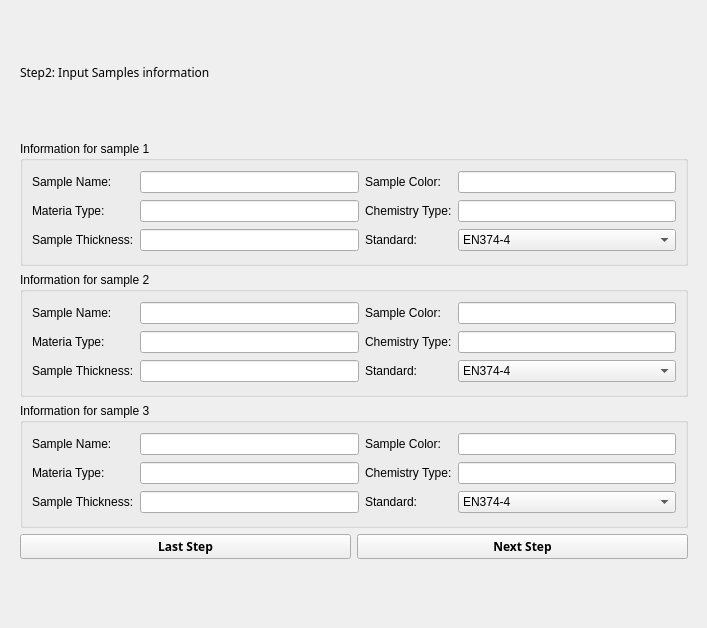
First picture: the form in Ui/sample_information_input.ui, repository tahyuu/glove_test, before the edit.
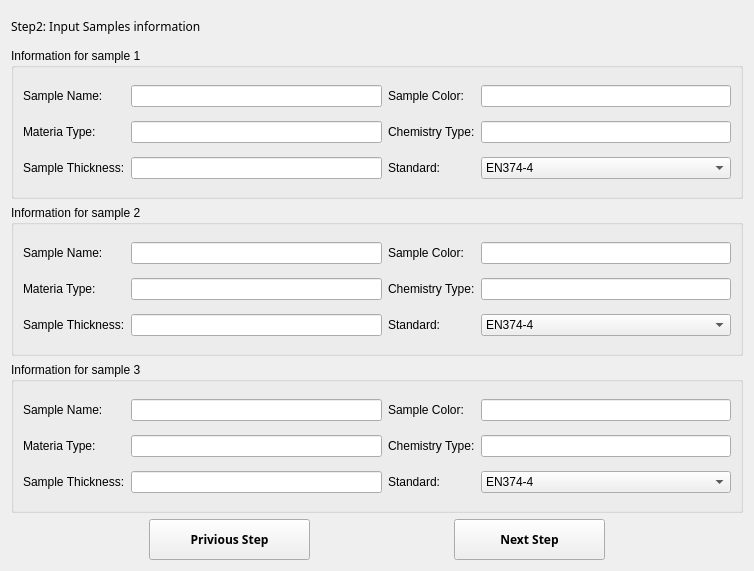
Second picture: the form after the edit.

Commit message: split ui and core code

```diff
--- a/Ui/sample_information_input.ui
+++ b/Ui/sample_information_input.ui
@@ -6,25 +6,22 @@
    <rect>
     <x>0</x>
     <y>0</y>
-    <width>707</width>
-    <height>628</height>
+    <width>754</width>
+    <height>571</height>
    </rect>
   </property>
   <property name="windowTitle">
    <string>Sample information input</string>
   </property>
-  <widget class="QWidget" name="">
-   <property name="geometry">
-    <rect>
-     <x>20</x>
-     <y>10</y>
-     <width>668</width>
-     <height>549</height>
-    </rect>
-   </property>
    <layout class="QVBoxLayout" name="verticalLayout">
     <item>
      <widget class="QLabel" name="label_13">
+     <property name="maximumSize">
+      <size>
+       <width>16777215</width>
+       <height>31</height>
+      </size>
+     </property>
       <property name="font">
        <font>
         <family>Arial Black</family>
@@ -183,7 +180,7 @@
           </widget>
          </item>
          <item row="1" column="3">
-          <widget class="QLineEdit" name="le__2_ctype">
+         <widget class="QLineEdit" name="le_2_ctype">
            <property name="text">
             <string/>
            </property>
@@ -279,7 +276,7 @@
           </widget>
          </item>
          <item row="1" column="3">
-          <widget class="QLineEdit" name="le__3_ctype">
+         <widget class="QLineEdit" name="le_3_ctype">
            <property name="text">
             <string/>
            </property>
@@ -329,6 +326,12 @@
      <layout class="QHBoxLayout" name="horizontalLayout_4">
       <item>
        <widget class="QPushButton" name="bt_last">
+       <property name="maximumSize">
+        <size>
+         <width>161</width>
+         <height>41</height>
+        </size>
+       </property>
         <property name="font">
          <font>
           <family>Arial Black</family>
@@ -337,12 +340,18 @@
          </font>
         </property>
         <property name="text">
-         <string>Last Step</string>
+        <string>Privious Step</string>
         </property>
        </widget>
       </item>
       <item>
        <widget class="QPushButton" name="bt_next">
+       <property name="maximumSize">
+        <size>
+         <width>151</width>
+         <height>41</height>
+        </size>
+       </property>
         <property name="font">
          <font>
           <family>Arial Black</family>
@@ -359,7 +368,6 @@
     </item>
    </layout>
   </widget>
- </widget>
  <resources/>
  <connections>
   <connection>
```
Left out of the diff: 23 changed lines with no effect on the pictures. Lines whose indentation alone changed are shown as unchanged. The commit also changes 3 other files.
